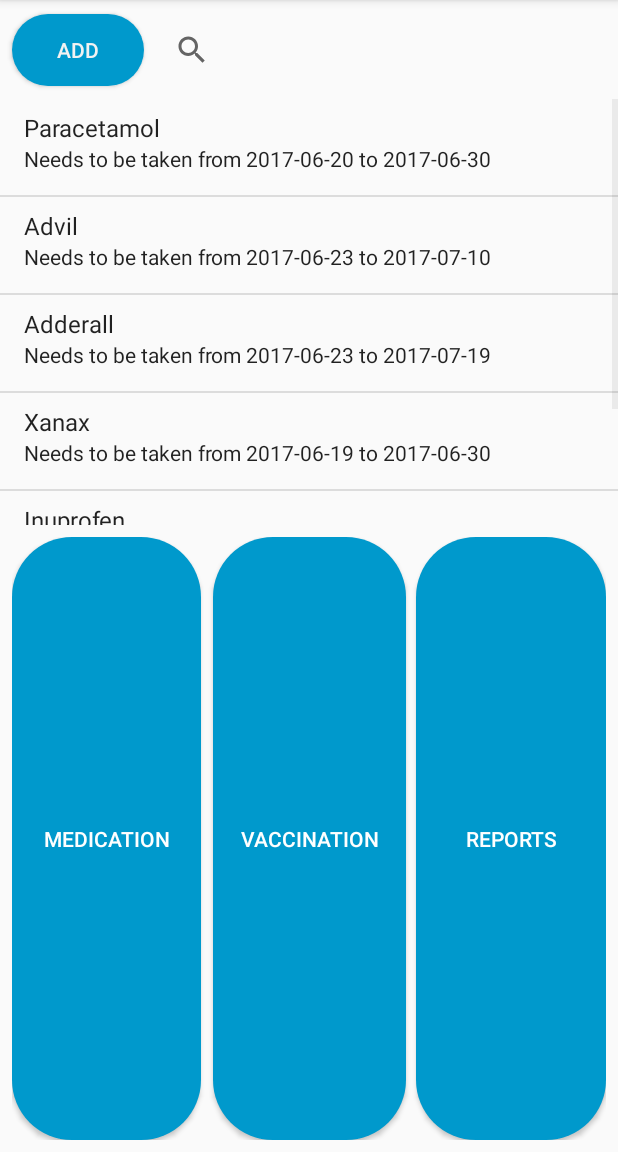
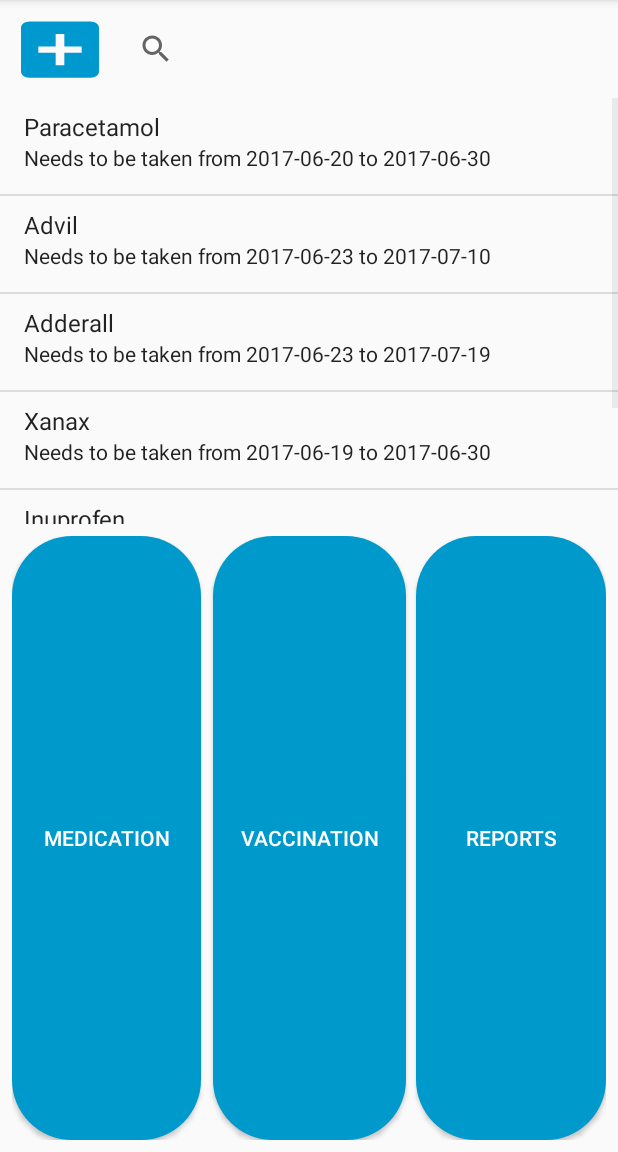
Before and after one commit to mjerwalla/M.A.N.S, an Android app: the HistoryActivity screen opened directly, with no data from a screen before it, on a phone screen of 412 x 824 dp, the part 84-1236 px from its top. Run offline under Robolectric (Android 15) with nearby library versions, the phone set to English and light mode, and no system bars.

Commit message:
changing UI

```diff
--- /dev/null
+++ b/medaid/app/src/main/res/drawable/ic_add_box_24dp.xml
@@ -0,0 +1,5 @@
+<vector android:height="24dp" android:tint="#0099CF"
+    android:viewportHeight="24.0" android:viewportWidth="24.0"
+    android:width="24dp" xmlns:android="http://schemas.android.com/apk/res/android">
+    <path android:fillColor="#FF000000" android:pathData="M19,3L5,3c-1.11,0 -2,0.9 -2,2v14c0,1.1 0.89,2 2,2h14c1.1,0 2,-0.9 2,-2L21,5c0,-1.1 -0.9,-2 -2,-2zM17,13h-4v4h-2v-4L7,13v-2h4L11,7h2v4h4v2z"/>
+</vector>
--- a/medaid/app/src/main/res/layout/activity_history.xml
+++ b/medaid/app/src/main/res/layout/activity_history.xml
@@ -8,28 +8,30 @@
 
     <SearchView
         android:id="@+id/searchView"
-        android:layout_width="300dp"
-        android:layout_height="50dp"
+        android:layout_width="316dp"
+        android:layout_height="49dp"
         android:layout_marginTop="8dp"
-        android:layout_marginEnd="8dp"
+        android:layout_marginEnd="16dp"
         app:layout_constraintEnd_toEndOf="parent"
         app:layout_constraintTop_toTopOf="parent" />
 
     <Button
         android:id="@+id/button"
-        android:layout_width="wrap_content"
-        android:layout_height="wrap_content"
+        android:layout_width="69dp"
+        android:layout_height="50dp"
         android:layout_marginStart="8dp"
         android:layout_marginTop="8dp"
         android:layout_marginEnd="8dp"
-        android:layout_marginBottom="8dp"
-        android:background="@drawable/button"
-        android:text="@string/add"
-        android:textColor="#F2F2F2"
-        app:layout_constraintBottom_toTopOf="@+id/listView"
+        android:background="@drawable/ic_add_box_24dp"
         app:layout_constraintEnd_toStartOf="@+id/searchView"
         app:layout_constraintStart_toStartOf="parent"
         app:layout_constraintTop_toTopOf="parent" />
+        <!--android:text="@string/add"-->
+        <!--android:textColor="#F2F2F2"-->
+        <!--app:layout_constraintBottom_toTopOf="@+id/listView"-->
+        <!--app:layout_constraintEnd_toStartOf="@+id/searchView"-->
+        <!--app:layout_constraintStart_toStartOf="parent"-->
+        <!--app:layout_constraintTop_toTopOf="parent" />-->
 
     <ListView
         android:id="@+id/listView"
```
